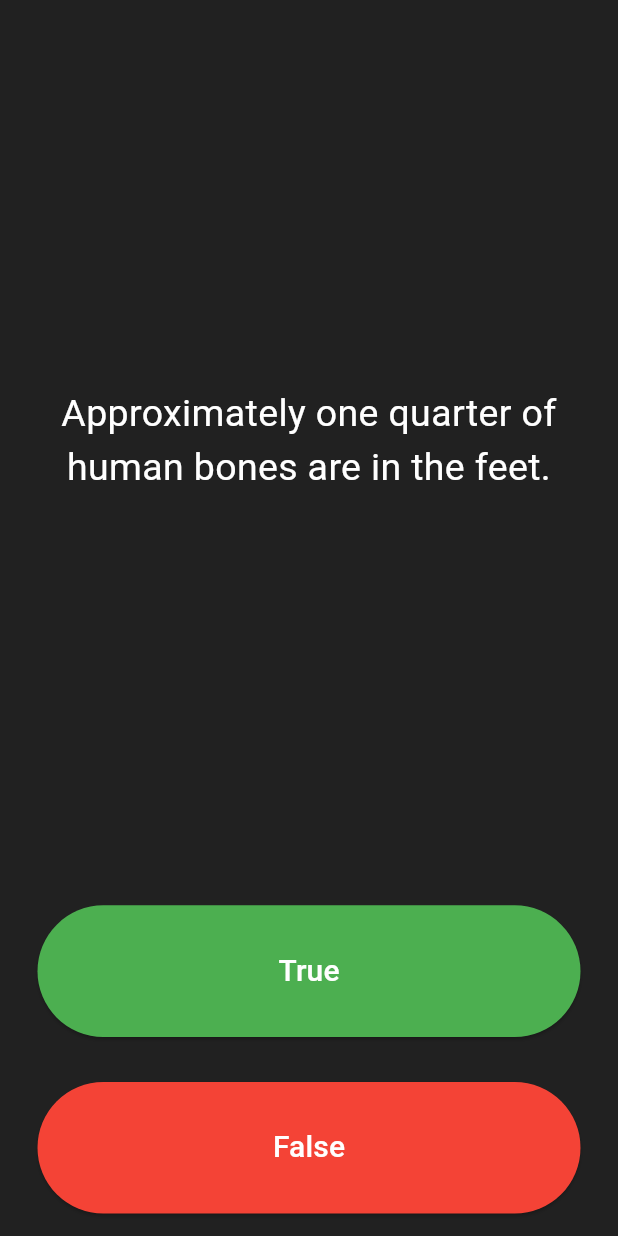
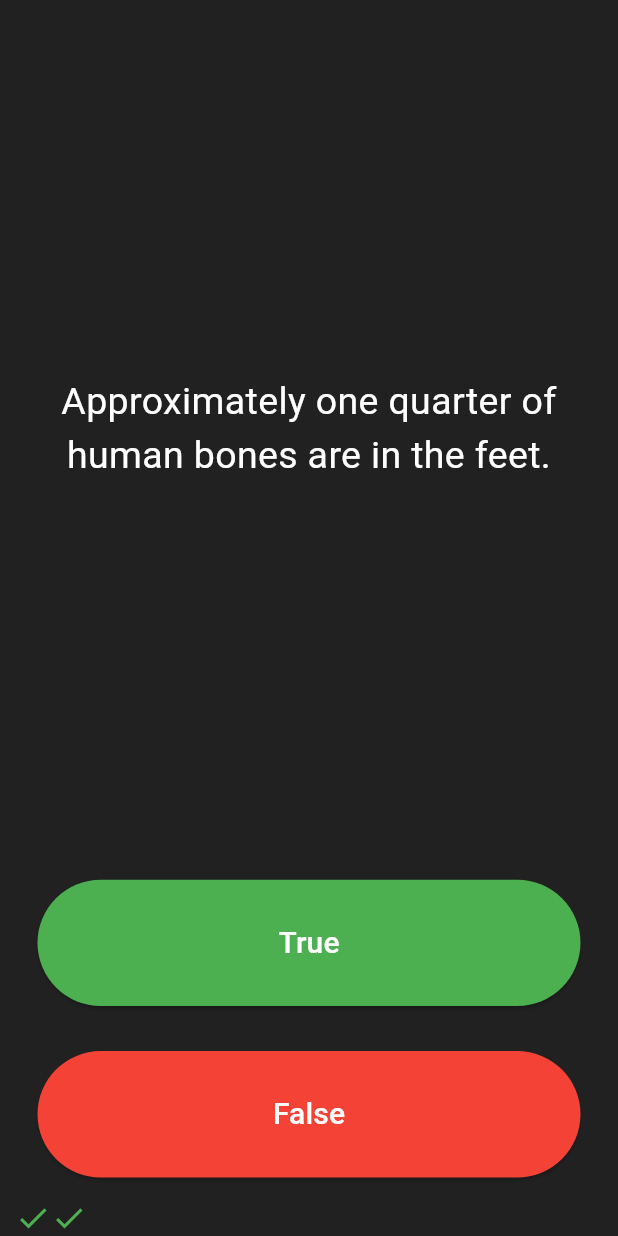
Before and after one commit to Gul-Is-Here/Quiz-App, a Flutter app: the screen it shows after launch, after a tap on "True", after a tap on "False", on a phone screen of 412 x 824 dp. Run offline on Flutter 3.47's test engine with Material 3 defaults, Android fonts, the phone set to English and light mode, and no system bars; our stand-ins replace rflutter_alert.

Commit message:
' Completed The Quizeller App'

```diff
--- a/lib/main.dart
+++ b/lib/main.dart
@@ -1,6 +1,7 @@
 import 'package:flutter/material.dart';
 import 'package:quizler_app/question.dart';
 import 'package:quizler_app/quiz_brain.dart';
+import 'package:rflutter_alert/rflutter_alert.dart';
 
 QuizBrain quizBrain = QuizBrain();
 
@@ -29,9 +30,50 @@ class QuizPage extends StatefulWidget {
 }
 
 class _QuizPageState extends State<QuizPage> {
-  final List<Icon> scoreKeeper = [];
+  // this is the method to check the correct answer
+  void checkAnswer(bool pickedAnswer) {
+    bool checkCorrect = quizBrain.getAnswerText();
+    setState(() {
+      if (quizBrain.isFinished()) {
+        // This is an alert Dialog Box code
+        Alert(
+          context: context,
+          type: AlertType.success,
+          title: "Quiz Complete",
+          desc: "You Quiz is Complete by Clicking on restart you attempt again",
+          buttons: [
+            DialogButton(
+              onPressed: () {
+                quizBrain.questionNumber = 0;
+                quizBrain.scoreKeeper.clear();
+                Navigator.of(context).pop();
+              },
+              width: 120,
+              child: const Text(
+                "Restart",
+                style: TextStyle(color: Colors.white, fontSize: 20),
+              ),
+            )
+          ],
+        ).show();
+        // checking conditions wheather to add correct and wrong icon according to user selection
+      } else if (checkCorrect == pickedAnswer) {
+        quizBrain.scoreKeeper.add(const Icon(
+          Icons.check,
+          color: Colors.green,
+        ));
+      } else {
+        quizBrain.scoreKeeper.add(const Icon(
+          Icons.close,
+          color: Colors.red,
+        ));
+      }
+    });
+    setState(() {
+      quizBrain.increaseQuestoinNumber(context);
+    });
+  }
 
-  int trackQuestionNumber = 0;
   @override
   Widget build(BuildContext context) {
     return Column(
@@ -44,7 +86,7 @@ class _QuizPageState extends State<QuizPage> {
             padding: EdgeInsets.all(10.0),
             child: Center(
               child: Text(
-                quizBrain.questionBank[trackQuestionNumber].question,
+                quizBrain.getQuestionText(),
                 textAlign: TextAlign.center,
                 style: const TextStyle(
                   fontSize: 25.0,
@@ -62,7 +104,7 @@ class _QuizPageState extends State<QuizPage> {
                 foregroundColor: Colors.white,
                 backgroundColor: Colors.green,
               ),
-              child: Text(
+              child: const Text(
                 'True',
                 style: TextStyle(
                   color: Colors.white,
@@ -70,26 +112,19 @@ class _QuizPageState extends State<QuizPage> {
                 ),
               ),
               onPressed: () {
-                final checkAnswer =
-                    quizBrain.questionBank[trackQuestionNumber].answer;
-                if (checkAnswer == true) {}
-                //The user picked true.
-                setState(() {
-                  trackQuestionNumber = trackQuestionNumber + 1;
-                });
-                print(trackQuestionNumber);
+                checkAnswer(true);
               },
             ),
           ),
         ),
         Expanded(
           child: Padding(
-            padding: EdgeInsets.all(15.0),
+            padding: const EdgeInsets.all(15.0),
             child: ElevatedButton(
               style: ElevatedButton.styleFrom(
                 backgroundColor: Colors.red,
               ),
-              child: Text(
+              child: const Text(
                 'False',
                 style: TextStyle(
                   fontSize: 20.0,
@@ -97,26 +132,13 @@ class _QuizPageState extends State<QuizPage> {
                 ),
               ),
               onPressed: () {
-                final checkAnswer =
-                    quizBrain.questionBank[trackQuestionNumber].answer;
-                if (checkAnswer == false) {}
-                //The user picked false.
-                setState(() {
-                  trackQuestionNumber = trackQuestionNumber + 1;
-                });
-                print(trackQuestionNumber);
+                checkAnswer(false);
               },
             ),
           ),
         ),
-        //TODO: Add a Row here as your score keeper
+        Row(children: [...quizBrain.scoreKeeper]),
       ],
     );
   }
 }
-
-/*
-question1: , false,
-question2:  true,
-question3:  true,
-*/
--- a/lib/quiz_brain.dart
+++ b/lib/quiz_brain.dart
@@ -1,7 +1,12 @@
+import 'package:flutter/material.dart';
+import 'package:rflutter_alert/rflutter_alert.dart';
+
 import 'question.dart';
 
 class QuizBrain {
-  List<Question> questionBank = [
+  int questionNumber = 0;
+  final List<Icon> scoreKeeper = [];
+  final List<Question> _questionBank = [
     Question(
         question: 'Some cats are actually allergic to humans', answer: true),
     Question(
@@ -44,4 +49,26 @@ class QuizBrain {
             'In West Virginia, USA, if you accidentally hit an animal with your car, you are free to take it home to eat.',
         answer: true),
   ];
+  void increaseQuestoinNumber(BuildContext context) {
+    if (questionNumber < _questionBank.length - 1) {
+      questionNumber++;
+    }
+  }
+
+
+  bool isFinished() {
+    if (questionNumber >= _questionBank.length - 1) {
+      return true;
+    } else {
+      return false;
+    }
+  }
+
+  String getQuestionText() {
+    return _questionBank[questionNumber].question;
+  }
+
+  bool getAnswerText() {
+    return _questionBank[questionNumber].answer;
+  }
 }
--- a/pubspec.yaml
+++ b/pubspec.yaml
@@ -35,6 +35,7 @@ dependencies:
   # The following adds the Cupertino Icons font to your application.
   # Use with the CupertinoIcons class for iOS style icons.
   cupertino_icons: ^1.0.6
+  rflutter_alert: ^2.0.7
 
 dev_dependencies:
   flutter_test:
```
Also changed, not shown: pubspec.lock.
